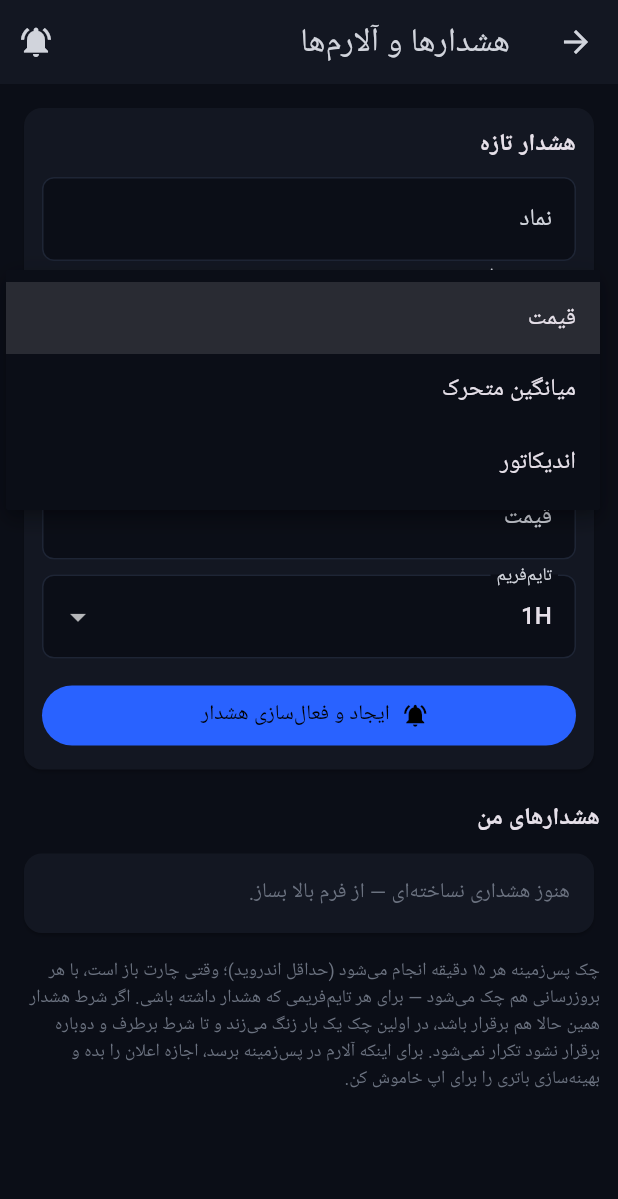
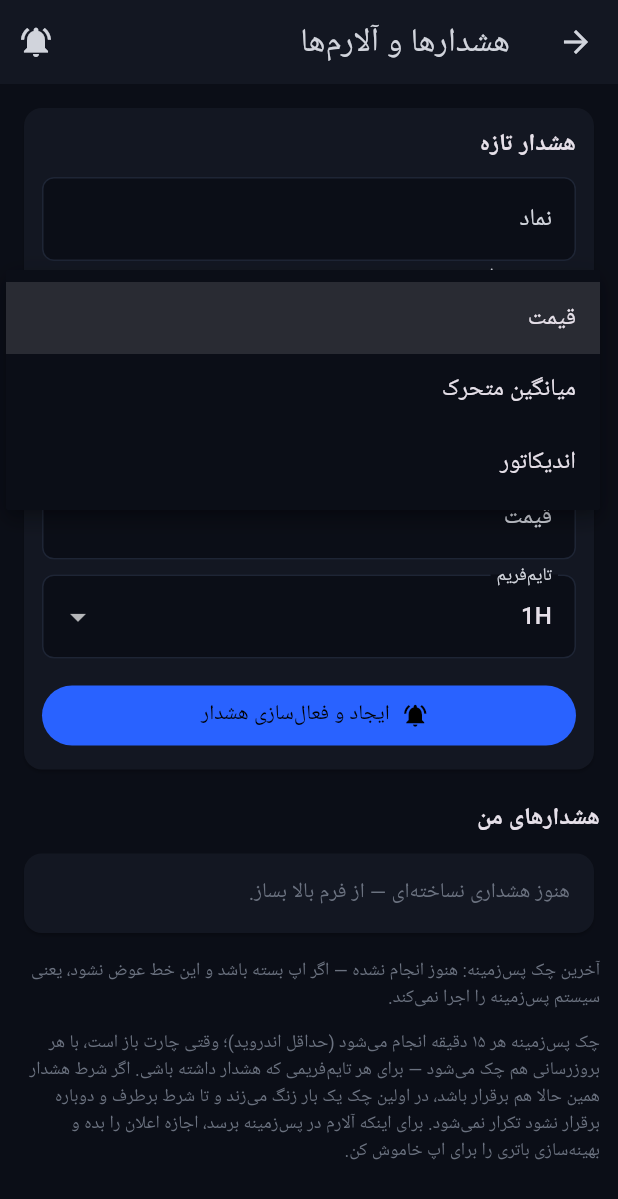
Before and after one commit to hubgitme/cryptolens-flutter, a Flutter app: the AlertsPage screen opened directly with empty values, after a tap on "قیمت", on a phone screen of 412 x 824 dp. Shown: the top 1199 px of the screen. Run offline on Flutter 3.47's test engine with Material 3 defaults, Android fonts, the phone set to English and light mode, and no system bars; our stand-ins replace flutter_local_notifications, shared_preferences; missing offline and left inert: workmanager; accounts and stored records are empty; network calls fail.

Commit message:
Show last background check time on Alerts page

```diff
--- a/lib/ui/alerts_page.dart
+++ b/lib/ui/alerts_page.dart
@@ -6,6 +6,7 @@ import 'package:flutter/material.dart';
 import '../alert_service.dart';
 import '../alerts.dart';
 import '../alerts_store.dart';
+import '../format.dart';
 import '../indicators.dart';
 import '../settings.dart';
 import '../theme.dart';
@@ -117,6 +118,7 @@ class AlertsPage extends StatefulWidget {
 class _AlertsPageState extends State<AlertsPage> {
   List<AlertRule> _rules = [];
   bool _loading = true;
+  ({DateTime at, int fired})? _lastBg;
 
   // فرم
   final _symbolCtrl = TextEditingController();
@@ -159,9 +161,11 @@ class _AlertsPageState extends State<AlertsPage> {
 
   Future<void> _loadRules() async {
     final rules = await AlertsStore.load();
+    final lastBg = await AlertsStore.loadLastBgCheck();
     if (mounted) {
       setState(() {
         _rules = rules;
+        _lastBg = lastBg;
         _loading = false;
       });
     }
@@ -693,6 +697,13 @@ class _AlertsPageState extends State<AlertsPage> {
                         ),
                       ),
                   const SizedBox(height: 12),
+                  Text(
+                    _lastBg == null
+                        ? 'آخرین چک پس‌زمینه: هنوز انجام نشده — اگر اپ بسته باشد و این خط عوض نشود، یعنی سیستم پس‌زمینه را اجرا نمی‌کند.'
+                        : 'آخرین چک پس‌زمینه: ${_lastBg!.at.month}/${_lastBg!.at.day} ساعت ${fmtClock(_lastBg!.at)} — ${_lastBg!.fired} هشدار شلیک شد.',
+                    style: const TextStyle(color: cMuted, fontSize: 12),
+                  ),
+                  const SizedBox(height: 12),
                   const Text(
                     'چک پس‌زمینه هر ۱۵ دقیقه انجام می‌شود (حداقل اندروید)؛ وقتی چارت باز است، با هر بروزرسانی هم چک می‌شود — برای هر تایم‌فریمی که هشدار داشته باشی. اگر شرط هشدار همین حالا هم برقرار باشد، در اولین چک یک بار زنگ می‌زند و تا شرط برطرف و دوباره برقرار نشود تکرار نمی‌شود. برای اینکه آلارم در پس‌زمینه برسد، اجازه اعلان را بده و بهینه‌سازی باتری را برای اپ خاموش کن.',
                     style: TextStyle(color: cMuted, fontSize: 12),
```
